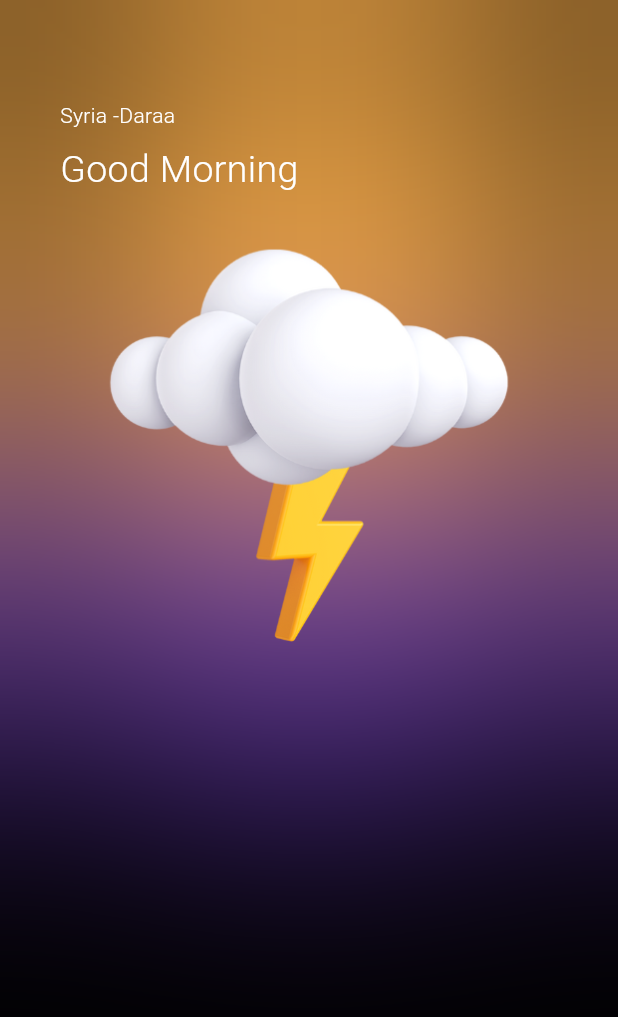
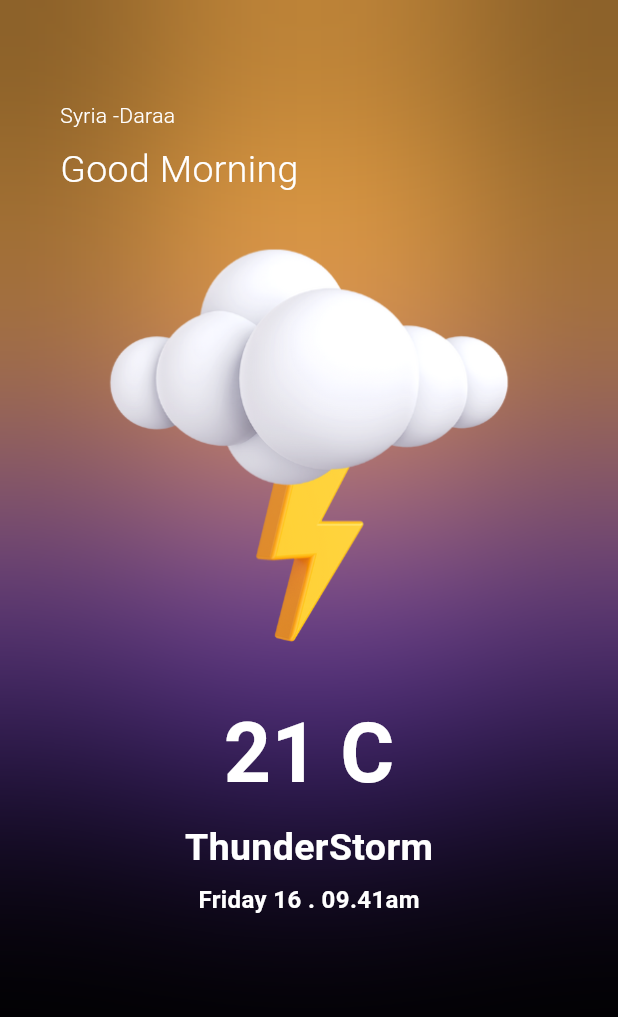
Before and after one commit to diaa31412/FlutterWeather, a Flutter app: the screen it shows after launch, on a phone screen of 412 x 824 dp. Shown: the top 1017 px of the screen. Run offline on Flutter 3.47's test engine with Material 3 defaults, Android fonts, the phone set to English and light mode, and no system bars; our stand-ins replace bloc, equatable.

Commit message:
complete design home page

```diff
--- a/lib/screnns/homeScreen.dart
+++ b/lib/screnns/homeScreen.dart
@@ -77,7 +77,43 @@ class HomeScreen extends StatelessWidget {
                           fontSize: 25,
                           fontWeight: FontWeight.w300),
                     ),
-                    Image.asset('assets/1.png')
+                    Image.asset('assets/1.png'),
+                    Center(
+                      child: Text(
+                        '21 C',
+                        style: TextStyle(
+                            color: Colors.white,
+                            fontSize: 55,
+                            fontWeight: FontWeight.w600),
+                      ),
+                    ),
+                    SizedBox(
+                      height: 5,
+                    ),
+                    Center(
+                      child: Text(
+                        'ThunderStorm',
+                        style: TextStyle(
+                            color: Colors.white,
+                            fontSize: 25,
+                            fontWeight: FontWeight.w600),
+                      ),
+                    ),
+                    SizedBox(
+                      height: 5,
+                    ),
+                    Center(
+                      child: Text(
+                        'Friday 16 . 09.41am',
+                        style: TextStyle(
+                            color: Colors.white,
+                            fontSize: 16,
+                            fontWeight: FontWeight.w600),
+                      ),
+                    ),
+                    SizedBox(
+                      height: 30,
+                    )
                   ],
                 ),
               )
```
